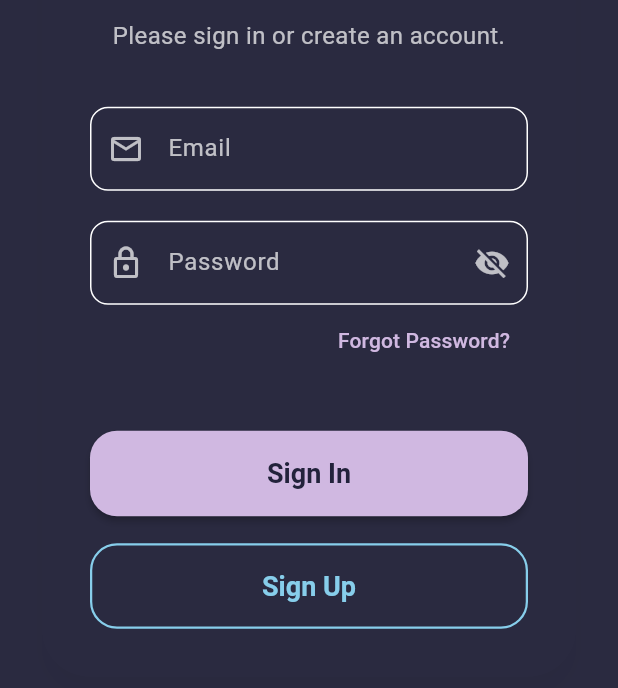
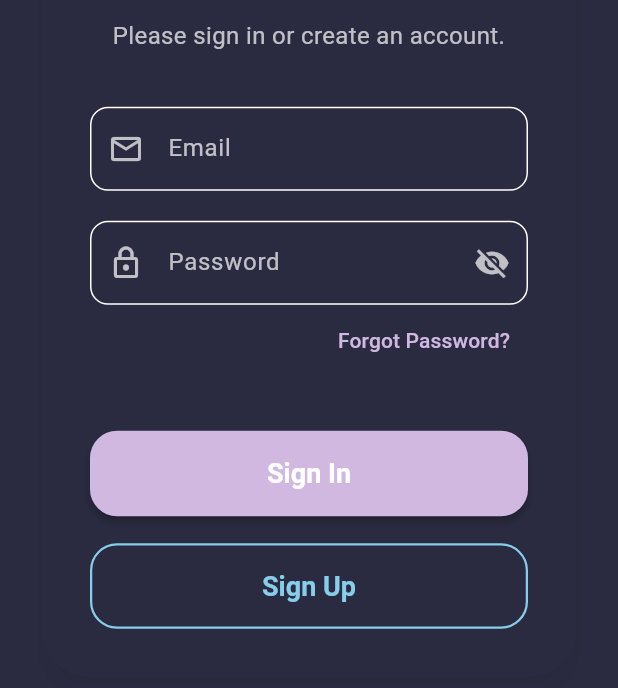
Before and after one commit to RustyCMD/Visionspark, a Flutter app: the screen it shows after launch, on a phone screen of 412 x 824 dp, the part 488-1176 px from its top. Run offline on Flutter 3.47's test engine with Material 3 defaults, Android fonts, the phone set to English and light mode, and no system bars; our stand-ins replace app_links, cached_network_image, connectivity_plus, device_info_plus, flutter_dotenv, flutter_timezone and 7 more; accounts and stored records are empty.

Commit message:
Update UI components to use theme colors for consistency and increment version number to 1.0.0+3; refactor color definitions in multiple files to enhance maintainability.

```diff
--- a/visionspark/lib/auth/auth_screen.dart
+++ b/visionspark/lib/auth/auth_screen.dart
@@ -115,16 +115,14 @@ class _AuthScreenState extends State<AuthScreen> {
 
   @override
   Widget build(BuildContext context) {
-    const Color lilacPurple = Color(0xFFD0B8E1);
-    const Color softTeal = Color(0xFF87CEEB);
-    const Color darkText = Color(0xFF22223B);
+    final colorScheme = Theme.of(context).colorScheme;
 
     return Scaffold(
       appBar: AppBar(
         title: const Text('Log In / Sign Up'),
         centerTitle: true,
-        backgroundColor: Theme.of(context).colorScheme.surface,
-        foregroundColor: Theme.of(context).colorScheme.onSurface,
+        backgroundColor: colorScheme.surface,
+        foregroundColor: colorScheme.onSurface,
         elevation: 0,
       ),
       body: Center(
@@ -132,7 +130,7 @@ class _AuthScreenState extends State<AuthScreen> {
           padding: const EdgeInsets.all(24.0),
           child: Card(
             elevation: 6,
-            color: Theme.of(context).colorScheme.surface,
+            color: colorScheme.surface,
             shadowColor: Theme.of(context).shadowColor.withOpacity(0.15),
             shape: RoundedRectangleBorder(
               borderRadius: BorderRadius.circular(32),
@@ -144,41 +142,41 @@ class _AuthScreenState extends State<AuthScreen> {
                 crossAxisAlignment: CrossAxisAlignment.stretch,
                 mainAxisSize: MainAxisSize.min,
                 children: <Widget>[
-                  Icon(Icons.lock_outline, size: 72, color: lilacPurple),
+                  Icon(Icons.lock_outline, size: 72, color: colorScheme.primary),
                   const SizedBox(height: 32),
                   Text(
                     'Welcome to Visionspark',
                     textAlign: TextAlign.center,
-                    style: TextStyle(fontSize: 30, fontWeight: FontWeight.bold, color: lilacPurple),
+                    style: TextStyle(fontSize: 30, fontWeight: FontWeight.bold, color: colorScheme.primary),
                   ),
                   const SizedBox(height: 12),
                   Text(
                     'Please sign in or create an account.',
                     textAlign: TextAlign.center,
-                    style: TextStyle(fontSize: 16, color: Theme.of(context).colorScheme.onSurface.withOpacity(0.7)),
+                    style: TextStyle(fontSize: 16, color: colorScheme.onSurface.withOpacity(0.7)),
                   ),
                   const SizedBox(height: 36),
                   TextFormField(
                     controller: _emailController,
                     decoration: InputDecoration(
                       labelText: 'Email',
-                      prefixIcon: Icon(Icons.email_outlined, color: Theme.of(context).colorScheme.onSurface.withOpacity(0.7)),
+                      prefixIcon: Icon(Icons.email_outlined, color: colorScheme.onSurface.withOpacity(0.7)),
                       filled: true,
-                      fillColor: Theme.of(context).colorScheme.surface,
-                      labelStyle: TextStyle(color: Theme.of(context).colorScheme.onSurface.withOpacity(0.7)),
+                      fillColor: colorScheme.surfaceVariant.withOpacity(0.3),
+                      labelStyle: TextStyle(color: colorScheme.onSurface.withOpacity(0.7)),
                       border: OutlineInputBorder(borderRadius: BorderRadius.circular(12)),
                     ),
                     keyboardType: TextInputType.emailAddress,
-                    style: TextStyle(color: Theme.of(context).colorScheme.onSurface),
+                    style: TextStyle(color: colorScheme.onSurface),
                   ),
                   const SizedBox(height: 20),
                   TextFormField(
                     controller: _passwordController,
                     decoration: InputDecoration(
                       labelText: 'Password',
-                      prefixIcon: Icon(Icons.lock_outlined, color: Theme.of(context).colorScheme.onSurface.withOpacity(0.7)),
+                      prefixIcon: Icon(Icons.lock_outlined, color: colorScheme.onSurface.withOpacity(0.7)),
                       suffixIcon: IconButton(
-                        icon: Icon(_obscurePassword ? Icons.visibility_off : Icons.visibility, color: Theme.of(context).colorScheme.onSurface.withOpacity(0.7)),
+                        icon: Icon(_obscurePassword ? Icons.visibility_off : Icons.visibility, color: colorScheme.onSurface.withOpacity(0.7)),
                         onPressed: () {
                           setState(() {
                             _obscurePassword = !_obscurePassword;
@@ -186,12 +184,12 @@ class _AuthScreenState extends State<AuthScreen> {
                         },
                       ),
                       filled: true,
-                      fillColor: Theme.of(context).colorScheme.surface,
-                      labelStyle: TextStyle(color: Theme.of(context).colorScheme.onSurface.withOpacity(0.7)),
+                      fillColor: colorScheme.surfaceVariant.withOpacity(0.3),
+                      labelStyle: TextStyle(color: colorScheme.onSurface.withOpacity(0.7)),
                       border: OutlineInputBorder(borderRadius: BorderRadius.circular(12)),
                     ),
                     obscureText: _obscurePassword,
-                    style: TextStyle(color: Theme.of(context).colorScheme.onSurface),
+                    style: TextStyle(color: colorScheme.onSurface),
                   ),
                   // Add Forgot Password link
                   Align(
@@ -201,12 +199,12 @@ class _AuthScreenState extends State<AuthScreen> {
                         await showDialog(
                           context: context,
                           builder: (context) => AlertDialog(
-                            title: const Text('Reset Password'),
+                            title: Text('Reset Password', style: TextStyle(color: colorScheme.onSurface)),
                             content: Column(
                               mainAxisSize: MainAxisSize.min,
                               crossAxisAlignment: CrossAxisAlignment.start,
                               children: [
-                                const Text('To reset your password, please join our Discord server and open a "Reset Password Ticket".'),
+                                Text('To reset your password, please join our Discord server and open a "Reset Password Ticket".', style: TextStyle(color: colorScheme.onSurface)),
                                 const SizedBox(height: 16),
                                 GestureDetector(
                                   onTap: () async {
@@ -216,10 +214,10 @@ class _AuthScreenState extends State<AuthScreen> {
                                     await launchUrl(Uri.parse(discordUrl));
                                   },
                                   child: Row(
-                                    children: const [
-                                      Icon(Icons.link, color: Colors.blue),
-                                      SizedBox(width: 8),
-                                      Text('Join Discord', style: TextStyle(color: Colors.blue, decoration: TextDecoration.underline)),
+                                    children: [
+                                      Icon(Icons.link, color: colorScheme.primary),
+                                      const SizedBox(width: 8),
+                                      Text('Join Discord', style: TextStyle(color: colorScheme.primary, decoration: TextDecoration.underline)),
                                     ],
                                   ),
                                 ),
@@ -228,13 +226,13 @@ class _AuthScreenState extends State<AuthScreen> {
                             actions: [
                               TextButton(
                                 onPressed: () => Navigator.pop(context),
-                                child: const Text('Close'),
+                                child: Text('Close', style: TextStyle(color: colorScheme.primary)),
                               ),
                             ],
                           ),
                         );
                       },
-                      child: const Text('Forgot Password?'),
+                      child: Text('Forgot Password?', style: TextStyle(color: colorScheme.primary)),
                     ),
                   ),
                   const SizedBox(height: 36),
@@ -243,8 +241,8 @@ class _AuthScreenState extends State<AuthScreen> {
                       : ElevatedButton(
                           onPressed: _signIn,
                           style: ElevatedButton.styleFrom(
-                            backgroundColor: lilacPurple,
-                            foregroundColor: darkText,
+                            backgroundColor: colorScheme.primary,
+                            foregroundColor: colorScheme.onPrimary,
                             shape: RoundedRectangleBorder(
                               borderRadius: BorderRadius.circular(18),
                             ),
@@ -260,8 +258,8 @@ class _AuthScreenState extends State<AuthScreen> {
                       : OutlinedButton(
                           onPressed: _signUp,
                           style: OutlinedButton.styleFrom(
-                            foregroundColor: softTeal,
-                            side: BorderSide(color: softTeal, width: 1.5),
+                            foregroundColor: colorScheme.secondary,
+                            side: BorderSide(color: colorScheme.secondary, width: 1.5),
                             padding: const EdgeInsets.symmetric(horizontal: 32, vertical: 18),
                             shape: RoundedRectangleBorder(
                               borderRadius: BorderRadius.circular(18),
--- a/visionspark/pubspec.yaml
+++ b/visionspark/pubspec.yaml
@@ -2,7 +2,7 @@ name: visionspark
 description: "A Flutter application for generating AI images using DALL-E 3."
 publish_to: 'none'
 
-version: 1.0.0+2
+version: 1.0.0+3
 
 environment:
   sdk: '^3.8.0'
```
Also changed, not shown: visionspark/lib/features/account/account_section.dart (+9 -11 lines), visionspark/lib/features/gallery/gallery_image_detail_dialog.dart (+6 -7 lines), visionspark/lib/features/gallery/gallery_screen.dart (+8 -4 lines), visionspark/lib/features/image_generator/image_generator_screen.dart (+20 -20 lines), visionspark/lib/features/settings/settings_screen.dart (+13 -13 lines), visionspark/lib/shared/offline_screen.dart (+12 -6 lines).
